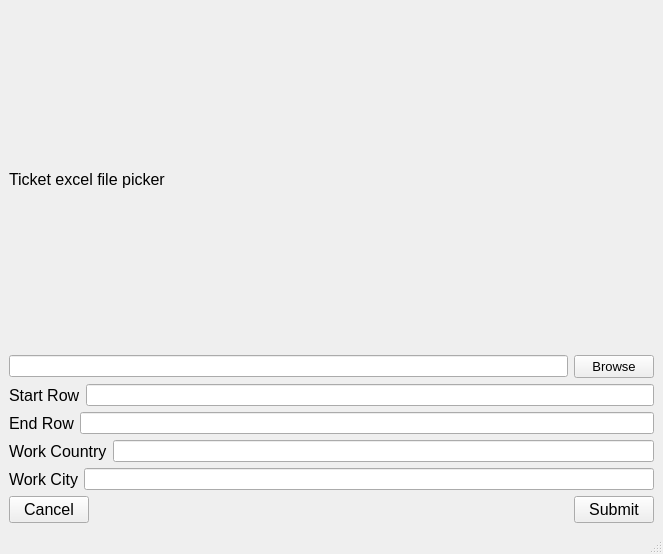
Qt form GUI/mainGui.ui (XiaopeiYang/xiaopeiWork) before a commit.
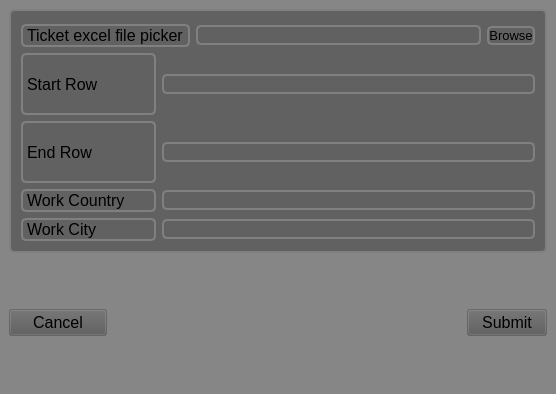
The same form after that commit.

```diff
--- a/GUI/mainGui.ui
+++ b/GUI/mainGui.ui
@@ -6,15 +6,33 @@
    <rect>
     <x>0</x>
     <y>0</y>
-    <width>663</width>
-    <height>554</height>
+    <width>556</width>
+    <height>394</height>
    </rect>
   </property>
   <property name="windowTitle">
    <string>MainWindow</string>
   </property>
+  <property name="styleSheet">
+   <string notr="true">background-color: rgba(88, 88, 88, 88);
+border-top-color: qradialgradient(spread:pad, cx:0.5, cy:0.5, radius:0.5, fx:0.5, fy:0.5, stop:0 rgba(0, 0, 0, 0), stop:0.52 rgba(0, 0, 0, 0), stop:0.565 rgba(82, 121, 76, 33), stop:0.65 rgba(159, 235, 148, 64), stop:0.721925 rgba(255, 238, 150, 129), stop:0.77 rgba(255, 128, 128, 204), stop:0.89 rgba(191, 128, 255, 64), stop:1 rgba(0, 0, 0, 0));</string>
+  </property>
   <widget class="QWidget" name="centralwidget">
    <layout class="QVBoxLayout" name="verticalLayout">
+    <item alignment="Qt::AlignVCenter">
+     <widget class="QGroupBox" name="infopicker">
+      <property name="styleSheet">
+       <string notr="true">background-color: rgb(97, 97, 97);
+    border: 2px solid gray;
+    border-radius: 5px;
+    margin-top: 1ex; /* leave space at the top for the title */</string>
+      </property>
+      <property name="title">
+       <string/>
+      </property>
+      <layout class="QVBoxLayout" name="verticalLayout_2">
+       <item>
+        <layout class="QHBoxLayout" name="horizontalLayout">
     <item>
      <widget class="QLabel" name="label">
       <property name="font">
@@ -28,9 +46,11 @@
      </widget>
     </item>
     <item>
-     <layout class="QHBoxLayout" name="horizontalLayout">
-      <item>
-       <widget class="QLineEdit" name="lineEdit"/>
+          <widget class="QLineEdit" name="pathFile">
+           <property name="readOnly">
+            <bool>true</bool>
+           </property>
+          </widget>
       </item>
       <item>
        <widget class="QPushButton" name="browse">
@@ -50,6 +70,12 @@
      <layout class="QHBoxLayout" name="horizontalLayout_2">
       <item>
        <widget class="QLabel" name="label_2">
+           <property name="minimumSize">
+            <size>
+             <width>135</width>
+             <height>62</height>
+            </size>
+           </property>
         <property name="font">
          <font>
           <pointsize>12</pointsize>
@@ -68,7 +94,13 @@
     <item>
      <layout class="QHBoxLayout" name="horizontalLayout_3">
       <item>
-       <widget class="QLabel" name="enrRow">
+          <widget class="QLabel" name="lableEndRow">
+           <property name="minimumSize">
+            <size>
+             <width>135</width>
+             <height>62</height>
+            </size>
+           </property>
         <property name="font">
          <font>
           <pointsize>12</pointsize>
@@ -87,7 +119,13 @@
     <item>
      <layout class="QHBoxLayout" name="horizontalLayout_4">
       <item>
-       <widget class="QLabel" name="country">
+          <widget class="QLabel" name="labelCountry">
+           <property name="minimumSize">
+            <size>
+             <width>135</width>
+             <height>0</height>
+            </size>
+           </property>
         <property name="font">
          <font>
           <pointsize>12</pointsize>
@@ -99,14 +137,20 @@
        </widget>
       </item>
       <item>
-       <widget class="QLineEdit" name="lineEdit_4"/>
+          <widget class="QLineEdit" name="country"/>
       </item>
      </layout>
     </item>
     <item>
      <layout class="QHBoxLayout" name="horizontalLayout_5">
       <item>
-       <widget class="QLabel" name="workCity">
+          <widget class="QLabel" name="labelworkCity">
+           <property name="minimumSize">
+            <size>
+             <width>135</width>
+             <height>0</height>
+            </size>
+           </property>
         <property name="font">
          <font>
           <pointsize>12</pointsize>
@@ -118,14 +162,36 @@
        </widget>
       </item>
       <item>
-       <widget class="QLineEdit" name="lineEdit_5"/>
-      </item>
-     </layout>
+          <widget class="QLineEdit" name="workCity"/>
+         </item>
+        </layout>
+       </item>
+      </layout>
+     </widget>
+    </item>
+    <item>
+     <spacer name="verticalSpacer_2">
+      <property name="orientation">
+       <enum>Qt::Vertical</enum>
+      </property>
+      <property name="sizeHint" stdset="0">
+       <size>
+        <width>20</width>
+        <height>40</height>
+       </size>
+      </property>
+     </spacer>
     </item>
     <item>
      <layout class="QHBoxLayout" name="horizontalLayout_6">
       <item>
        <widget class="QPushButton" name="cancel">
+        <property name="minimumSize">
+         <size>
+          <width>98</width>
+          <height>0</height>
+         </size>
+        </property>
         <property name="font">
          <font>
           <pointsize>12</pointsize>
@@ -163,19 +229,21 @@
       </item>
      </layout>
     </item>
+    <item>
+     <spacer name="verticalSpacer">
+      <property name="orientation">
+       <enum>Qt::Vertical</enum>
+      </property>
+      <property name="sizeHint" stdset="0">
+       <size>
+        <width>20</width>
+        <height>40</height>
+       </size>
+      </property>
+     </spacer>
+    </item>
    </layout>
   </widget>
-  <widget class="QMenuBar" name="menubar">
-   <property name="geometry">
-    <rect>
-     <x>0</x>
-     <y>0</y>
-     <width>663</width>
-     <height>21</height>
-    </rect>
-   </property>
-  </widget>
-  <widget class="QStatusBar" name="statusbar"/>
  </widget>
  <resources/>
  <connections/>
```
Left out of the diff: 25 changed lines with no effect on the pictures. Lines whose indentation alone changed are shown as unchanged.
